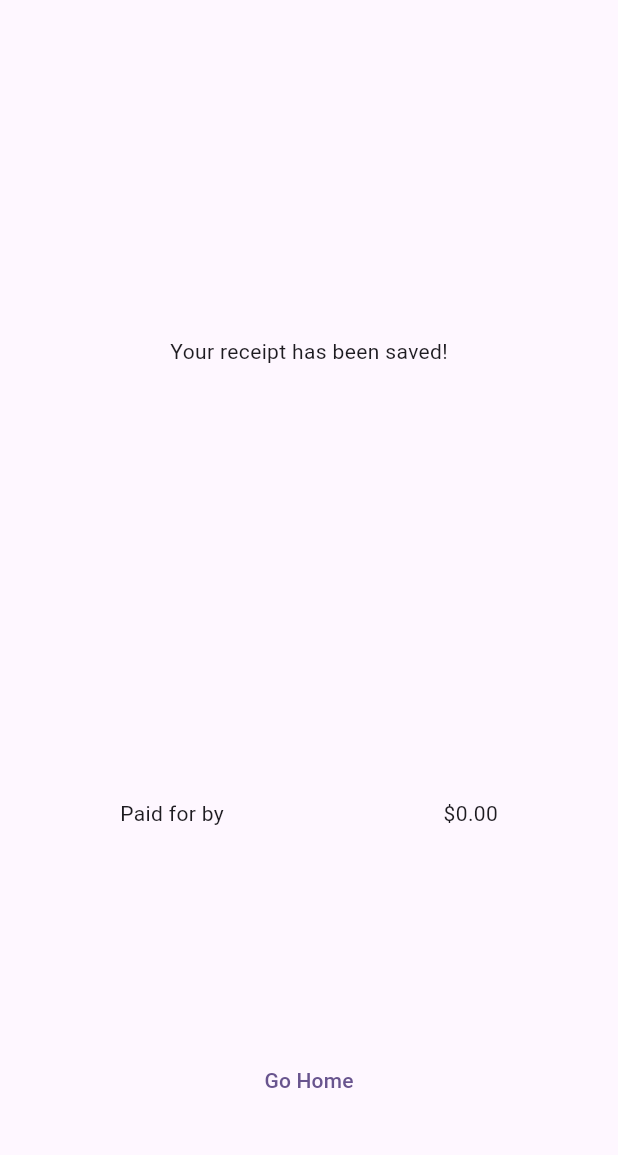
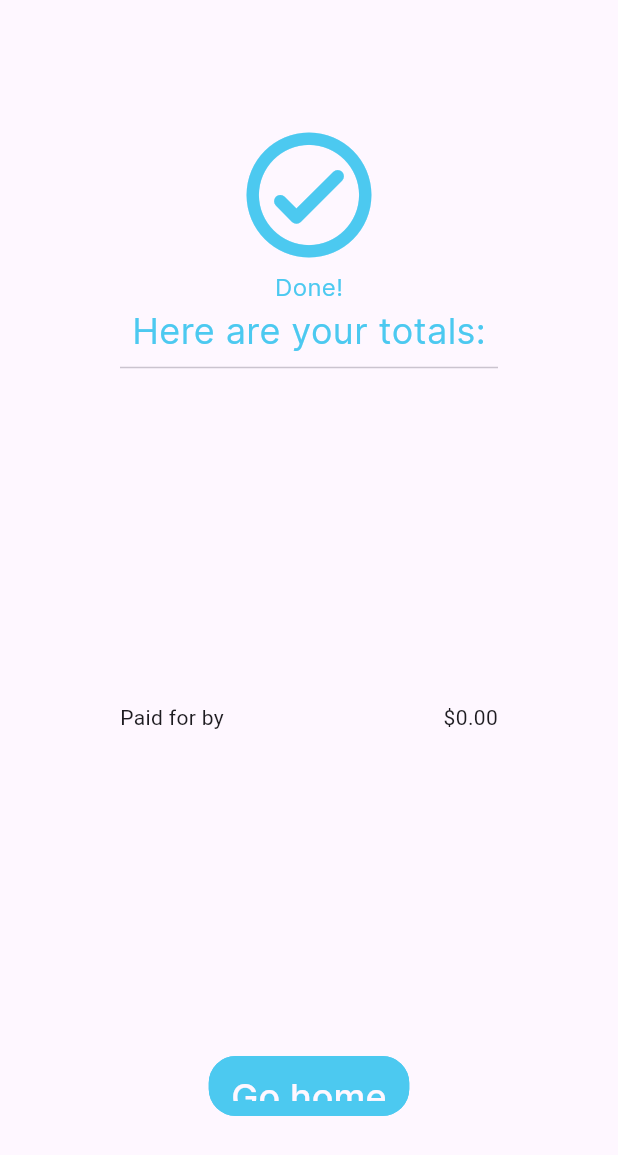
Before and after one commit to masterbbud/resweet, a Flutter app: the ReceiptConfirmPage screen opened directly with empty values, on a phone screen of 412 x 824 dp. Shown: the top 1155 px of the screen. Run offline on Flutter 3.47's test engine with Material 3 defaults, Android fonts, the phone set to English and light mode, and no system bars; our stand-ins replace carousel_slider, image_picker; network calls fail.

Commit message:
reciepts page :heavy_check_mark:  i hope.

```diff
--- a/app/flutter_app/lib/screens/ReceiptConfirmPage.dart
+++ b/app/flutter_app/lib/screens/ReceiptConfirmPage.dart
@@ -14,34 +14,91 @@ class ReceiptConfirmPage extends StatelessWidget {
         child: Center(
             child: Column(
           children: [
-                Spacer(),
-                Text("Your receipt has been saved!"),
-                Spacer(),
+            Icon(
+              Icons.check_circle_outline_rounded,
+              size: 100,
+              color: Theme.of(context).colorScheme.onPrimary
+            ),
+            Column(
+              children: [
+                Text("Done!",
+                    style: TextStyle(
+                        fontFamily: 'Inter',
+                        fontSize: 16,
+                        color: Theme.of(context).colorScheme.onPrimary)),
+                Text("Here are your totals:",
+                    style: TextStyle(
+                        fontFamily: 'Inter',
+                        fontSize: 24,
+                        color: Theme.of(context).colorScheme.onPrimary)),
+              ],
+            ),
+            Divider(),
             Expanded(
+                child: Container(
+                  padding: const EdgeInsets.fromLTRB(15, 5, 15, 5),
               child: ListView.builder(
                   itemCount: info.allUsers.length,
                   itemBuilder: (BuildContext context, int index) {
-                      return Row(children: [
-                        Text(info.allUsers[index].name),
+                    return Container(
+                      color: info.allUsers[index].color,
+                        padding: const EdgeInsets.fromLTRB(10, 5, 10, 5),
+                        child: Row(
+                          crossAxisAlignment: CrossAxisAlignment.center,
+                          children: [
+                            Text(info.allUsers[index].name,
+                                style: TextStyle(
+                                    fontFamily: 'Inter',
+                                    fontSize: 16,
+                                    color: Theme.of(context).colorScheme.onSurface)),
                             Spacer(),
-                        Text('\$${receipt.getPriceForUser(info.allUsers[index]).toStringAsFixed(2)}')
-                      ],);
+                            Text(
+                                '\$${receipt.getPriceForUser(info.allUsers[index]).toStringAsFixed(2)}',
+                                style: TextStyle(
+                                    fontFamily: 'Inter',
+                                    fontSize: 16,
+                                    color: Theme.of(context).colorScheme.onSurface))
+                          ],
+                        )
+                    );
                   }),
-                ),
+            )),
             //SizedBox(height: 10),
-                Row(children: [
+            Row(
+              children: [
                 Text("Paid for by ${receipt.assignee.name}"),
                 Spacer(),
                 Text("\$${receipt.getTotal().toStringAsFixed(2)}")
-                ],),
+              ],
+            ),
 
             Spacer(),
-                TextButton(onPressed: () {
+            SizedBox(
+              height: 40,
+                child: TextButton(
+                onPressed: () {
                   Navigator.pop(context);
-                }, child: const Text("Go Home"))
+                },
+                child: Text("Go home",
+                    style: TextStyle(
+                        fontFamily: 'Inter',
+                        fontSize: 24,
+                        color: Theme.of(context).colorScheme.background)),
+              style: ButtonStyle(
+                  padding: MaterialStateProperty.all<EdgeInsets>(const EdgeInsets.fromLTRB(15, 10, 15, 10)),
+                  backgroundColor: MaterialStateProperty.all<Color>(
+                      Theme.of(context).colorScheme.onPrimary),
+                  shape:
+                  MaterialStateProperty.all<RoundedRectangleBorder>(
+                      RoundedRectangleBorder(
+                          borderRadius: BorderRadius.circular(18.0),
+                          side: BorderSide(
+                              color: Theme.of(context)
+                                  .colorScheme
+                                  .onPrimary)))),
+            )),
           ],
-            )
-          ),
+        )),
       ),
     );
   }
```
Also changed, not shown: app/flutter_app/lib/screens/HomePage.dart (+6 -10 lines), app/flutter_app/lib/screens/ReceiptAssignmentPage.dart (+21 -3 lines), app/flutter_app/lib/screens/ReceiptEditPage.dart (+57 -17 lines). Lines whose indentation alone changed are shown as unchanged.
